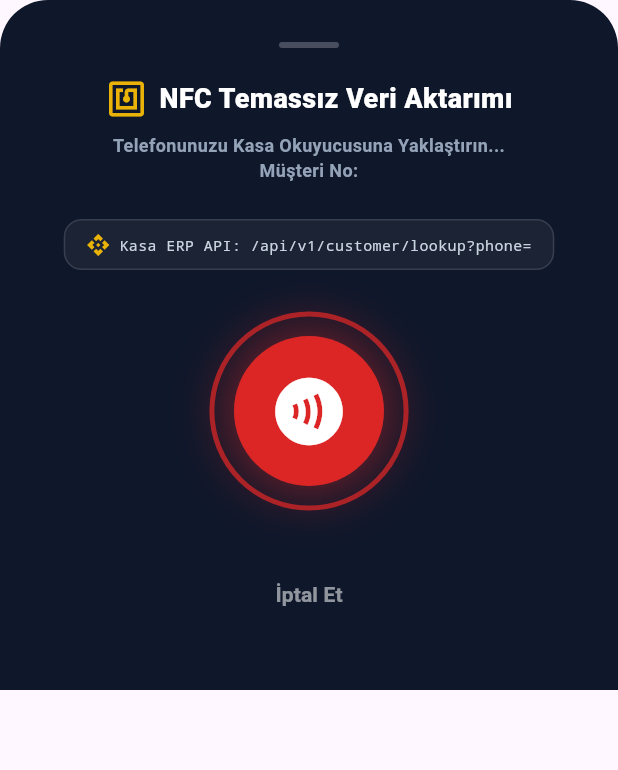
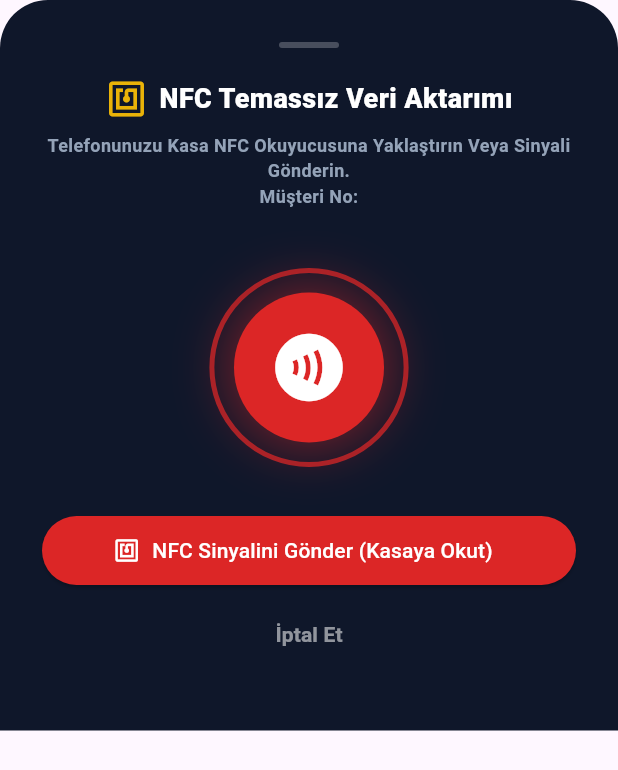
Before and after one commit to reklammk/TemaMarket, a Flutter app: the _NFCAnimationSheet widget shown alone on an empty page, opened directly with empty values, on a phone screen of 412 x 824 dp. Shown: the top 770 px of the screen. Run offline on Flutter 3.47's test engine with Material 3 defaults, Android fonts, the phone set to English and light mode, and no system bars; our stand-ins replace flutter_local_notifications, flutter_map, latlong2, shared_preferences, video_player; accounts and stored records are empty; network calls fail; Roboto replaces fonts that are missing (Plus Jakarta Sans).

Commit message:
Fix barcode number prefix mismatch (exact match with phone number) & require explicit NFC signal trigger with desktop hardware notice, bump version to 1.0.0+9

```diff
--- a/lib/pages/customer_storefront_page.dart
+++ b/lib/pages/customer_storefront_page.dart
@@ -1,5 +1,6 @@
 import 'package:flutter/material.dart';
 import 'package:flutter/services.dart';
+import 'package:flutter/foundation.dart';
 import '../services/feature_flags_service.dart';
 
 class CustomerStorefrontPage extends StatefulWidget {
@@ -1224,7 +1225,7 @@ class _CustomerStorefrontPageState extends State<CustomerStorefrontPage> {
                             ),
                             const SizedBox(height: 4),
                             Text(
-                              '869${userPhone.replaceAll(RegExp(r'\D'), '')}',
+                              userPhone.replaceAll(RegExp(r'\D'), ''),
                               style: const TextStyle(fontSize: 11, fontWeight: FontWeight.bold, letterSpacing: 2, color: Color(0xFF0F172A), fontFamily: 'monospace'),
                             ),
                             const SizedBox(height: 2),
@@ -1661,7 +1662,7 @@ class _CustomerStorefrontPageState extends State<CustomerStorefrontPage> {
 
   void _showEnlargedBarcodeModal(BuildContext context, String rawNumber) {
     final cleanPhone = rawNumber.replaceAll(RegExp(r'\D'), '');
-    final barcodeNo = '869$cleanPhone';
+    final barcodeNo = cleanPhone; // Birebir aynı müşteri telefon numarası!
     showDialog(
       context: context,
       builder: (context) {
@@ -1819,6 +1820,7 @@ class _NFCAnimationSheet extends StatefulWidget {
 class _NFCAnimationSheetState extends State<_NFCAnimationSheet>
     with SingleTickerProviderStateMixin {
   late AnimationController _controller;
+  bool _isTransmitting = false;
   bool _isSuccess = false;
 
   @override
@@ -1828,10 +1830,18 @@ class _NFCAnimationSheetState extends State<_NFCAnimationSheet>
       vsync: this,
       duration: const Duration(milliseconds: 1500),
     )..repeat();
-
-    Future.delayed(const Duration(milliseconds: 2400), () {
+  }
+
+  void _triggerNfcTransmission() {
+    setState(() => _isTransmitting = true);
+    HapticFeedback.mediumImpact();
+
+    Future.delayed(const Duration(milliseconds: 1800), () {
       if (mounted) {
-        setState(() => _isSuccess = true);
+        setState(() {
+          _isTransmitting = false;
+          _isSuccess = true;
+        });
         _controller.stop();
         HapticFeedback.heavyImpact();
       }
@@ -1847,6 +1857,7 @@ class _NFCAnimationSheetState extends State<_NFCAnimationSheet>
   @override
   Widget build(BuildContext context) {
     final cleanPhone = widget.phone.replaceAll(RegExp(r'\D'), '');
+    final isDesktop = kIsWeb || defaultTargetPlatform == TargetPlatform.windows || defaultTargetPlatform == TargetPlatform.macOS || defaultTargetPlatform == TargetPlatform.linux;
 
     return Container(
       decoration: const BoxDecoration(
@@ -1869,7 +1880,9 @@ class _NFCAnimationSheetState extends State<_NFCAnimationSheet>
               const Icon(Icons.nfc, color: Color(0xFFEAB308), size: 28),
               const SizedBox(width: 8),
               Text(
-                _isSuccess ? 'NFC İletimi Başarılı!' : 'NFC Temassız Veri Aktarımı',
+                _isSuccess
+                    ? 'NFC İletimi Başarılı!'
+                    : (_isTransmitting ? 'NFC Verisi Gönderiliyor...' : 'NFC Temassız Veri Aktarımı'),
                 style: const TextStyle(color: Colors.white, fontWeight: FontWeight.w900, fontSize: 18),
               ),
             ],
@@ -1878,7 +1891,9 @@ class _NFCAnimationSheetState extends State<_NFCAnimationSheet>
           Text(
             _isSuccess
                 ? 'Müşteri Telefon Numarası ($cleanPhone) Kasa Sistemine İletildi!\nKasa API Üzerinden TemaPuan ve İndirimler Sorgulandı ✓'
-                : 'Telefonunuzu Kasa Okuyucusuna Yaklaştırın...\nMüşteri No: $cleanPhone',
+                : (_isTransmitting
+                    ? 'Telefon Numarası ($cleanPhone) Kasa Okuyucusuna Aktarılıyor...'
+                    : 'Telefonunuzu Kasa NFC Okuyucusuna Yaklaştırın Veya Sinyali Gönderin.\nMüşteri No: $cleanPhone'),
             style: TextStyle(
               color: _isSuccess ? const Color(0xFF4ADE80) : const Color(0xFF94A3B8),
               fontSize: 12,
@@ -1886,27 +1901,33 @@ class _NFCAnimationSheetState extends State<_NFCAnimationSheet>
             ),
             textAlign: TextAlign.center,
           ),
-          const SizedBox(height: 24),
+          const SizedBox(height: 16),
+
+          if (isDesktop && !_isSuccess)
             Container(
               padding: const EdgeInsets.symmetric(horizontal: 14, vertical: 8),
               decoration: BoxDecoration(
-              color: Colors.white.withValues(alpha: 0.05),
+                color: const Color(0xFFFEF2F2).withValues(alpha: 0.1),
                 borderRadius: BorderRadius.circular(12),
-              border: Border.all(color: Colors.white12),
-            ),
-            child: Row(
+                border: Border.all(color: const Color(0xFFFECDD3).withValues(alpha: 0.3)),
+              ),
+              child: const Row(
                 mainAxisSize: MainAxisSize.min,
                 children: [
-                const Icon(Icons.api, color: Color(0xFFEAB308), size: 16),
-                const SizedBox(width: 6),
-                Text(
-                  'Kasa ERP API: /api/v1/customer/lookup?phone=$cleanPhone',
-                  style: const TextStyle(color: Color(0xFFCBD5E1), fontSize: 10, fontFamily: 'monospace'),
-                ),
-              ],
-            ),
-          ),
-          const SizedBox(height: 24),
+                  Icon(Icons.computer, color: Color(0xFFEAB308), size: 16),
+                  SizedBox(width: 6),
+                  Expanded(
+                    child: Text(
+                      'Masaüstü/Web ortamındasınız. Mobil cihazlarda fiziksel NFC çipi ile temas kurulur.',
+                      style: TextStyle(color: Color(0xFFFDE047), fontSize: 10),
+                    ),
+                  ),
+                ],
+              ),
+            ),
+          const SizedBox(height: 20),
+
+          // NFC DALGA SİMÜLASYONU
           SizedBox(
             width: 140,
             height: 140,
@@ -1926,7 +1947,7 @@ class _NFCAnimationSheetState extends State<_NFCAnimationSheet>
                           height: 120,
                           decoration: BoxDecoration(
                             shape: BoxShape.circle,
-                            border: Border.all(color: const Color(0xFFDC2626).withValues(alpha: opacity), width: 3),
+                            border: Border.all(color: (_isTransmitting ? const Color(0xFF16A34A) : const Color(0xFFDC2626)).withValues(alpha: opacity), width: 3),
                           ),
                         ),
                       );
@@ -1937,7 +1958,7 @@ class _NFCAnimationSheetState extends State<_NFCAnimationSheet>
                   height: 100,
                   decoration: BoxDecoration(
                     shape: BoxShape.circle,
-                    color: _isSuccess ? const Color(0xFF16A34A) : const Color(0xFFDC2626),
+                    color: _isSuccess ? const Color(0xFF16A34A) : (_isTransmitting ? const Color(0xFFCA8A04) : const Color(0xFFDC2626)),
                     boxShadow: [
                       BoxShadow(
                         color: (_isSuccess ? const Color(0xFF16A34A) : const Color(0xFFDC2626)).withValues(alpha: 0.5),
@@ -1956,6 +1977,7 @@ class _NFCAnimationSheetState extends State<_NFCAnimationSheet>
             ),
           ),
           const SizedBox(height: 28),
+
           if (_isSuccess)
             ElevatedButton(
               style: ElevatedButton.styleFrom(
@@ -1967,11 +1989,24 @@ class _NFCAnimationSheetState extends State<_NFCAnimationSheet>
               onPressed: () => Navigator.pop(context),
               child: const Text('Tamamlandı', style: TextStyle(fontWeight: FontWeight.w900, fontSize: 15)),
             )
-          else
+          else ...[
+            ElevatedButton.icon(
+              icon: _isTransmitting ? const SizedBox(width: 16, height: 16, child: CircularProgressIndicator(strokeWidth: 2, color: Colors.white)) : const Icon(Icons.nfc, size: 18),
+              label: Text(_isTransmitting ? 'Sinyal Aktarılıyor...' : 'NFC Sinyalini Gönder (Kasaya Okut)'),
+              style: ElevatedButton.styleFrom(
+                backgroundColor: const Color(0xFFDC2626),
+                foregroundColor: Colors.white,
+                shape: RoundedRectangleBorder(borderRadius: BorderRadius.circular(100)),
+                minimumSize: const Size(double.infinity, 46),
+              ),
+              onPressed: _isTransmitting ? null : _triggerNfcTransmission,
+            ),
+            const SizedBox(height: 8),
             TextButton(
               onPressed: () => Navigator.pop(context),
               child: const Text('İptal Et', style: TextStyle(color: Colors.white54, fontWeight: FontWeight.bold)),
             ),
+          ],
           const SizedBox(height: 12),
         ],
       ),
--- a/pubspec.yaml
+++ b/pubspec.yaml
@@ -1,7 +1,7 @@
 name: tema_market
 description: "TEMA Market Mobil Uygulaması"
 publish_to: 'none'
-version: 1.0.0+8
+version: 1.0.0+9
 
 environment:
   sdk: '>=3.0.0 <4.0.0'
```
Lines whose indentation alone changed are shown as unchanged.
